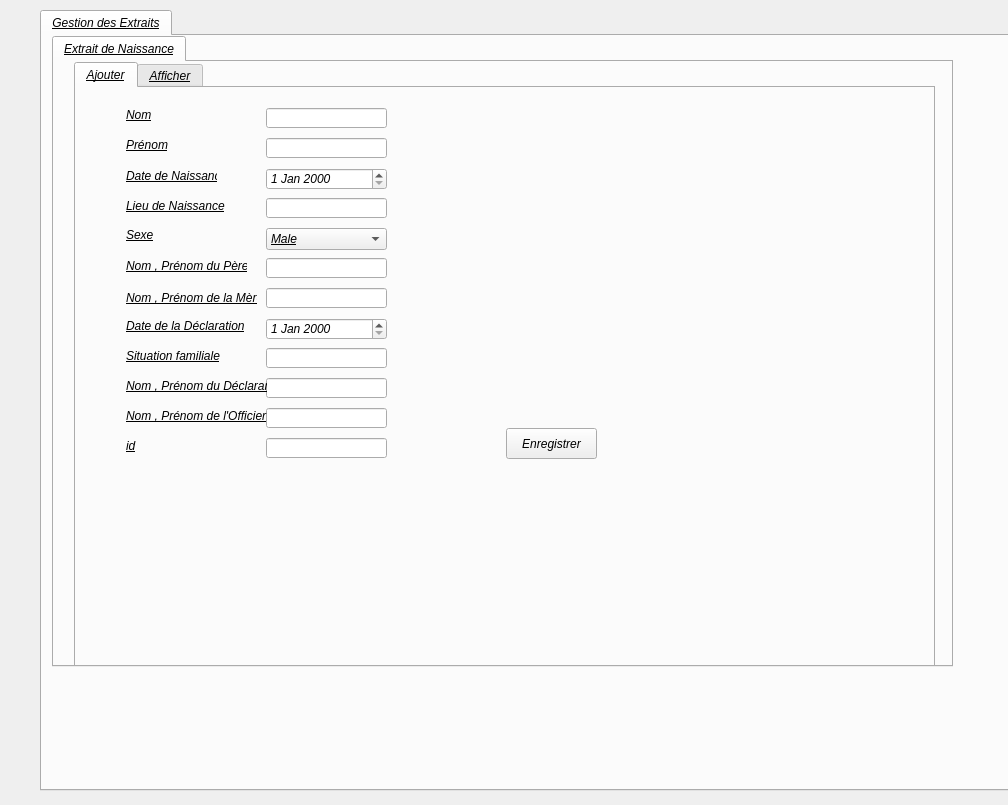
JasserBOUKRYA/PROJET_c-_2a, file projet/interface.ui: the form before one commit.
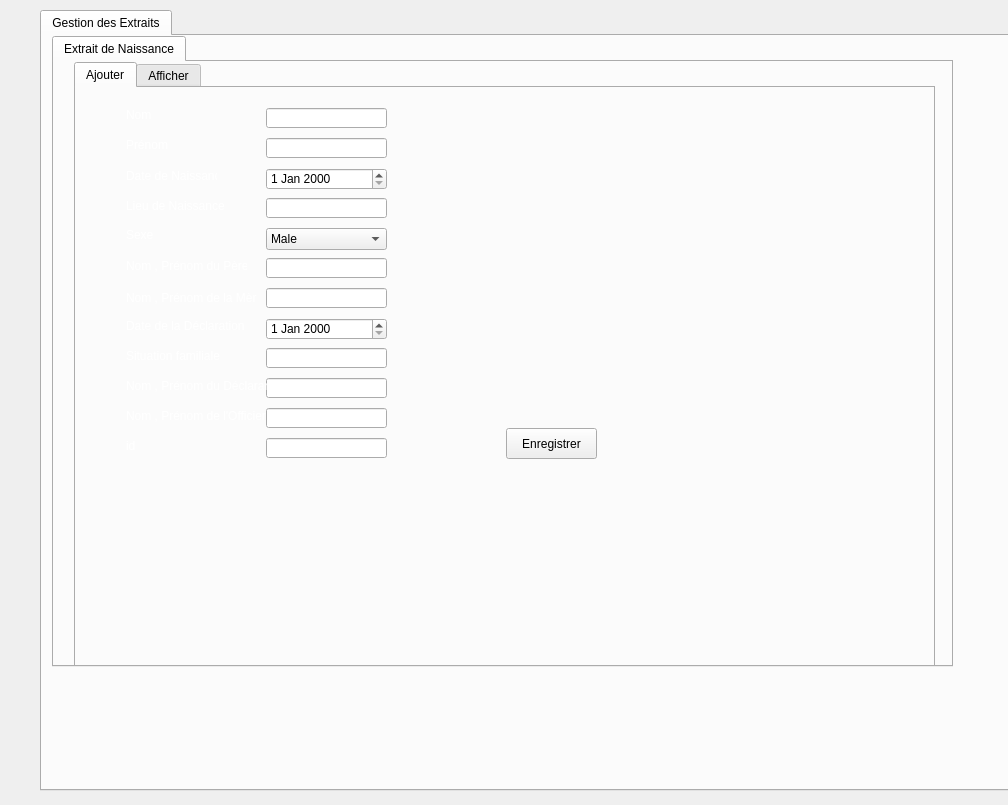
The form after the commit.

What changed in the file:
```diff
--- a/projet/interface.ui
+++ b/projet/interface.ui
@@ -41,9 +41,9 @@
    <property name="font">
     <font>
      <weight>50</weight>
-     <italic>true</italic>
+     <italic>false</italic>
      <bold>false</bold>
-     <underline>true</underline>
+     <underline>false</underline>
      <strikeout>false</strikeout>
      <stylestrategy>PreferDefault</stylestrategy>
     </font>
@@ -97,6 +97,12 @@
        <height>631</height>
       </rect>
      </property>
+     <property name="font">
+      <font>
+       <italic>false</italic>
+       <underline>false</underline>
+      </font>
+     </property>
      <property name="currentIndex">
       <number>0</number>
      </property>
@@ -129,6 +135,12 @@
          <height>621</height>
         </rect>
        </property>
+       <property name="font">
+        <font>
+         <italic>false</italic>
+         <underline>false</underline>
+        </font>
+       </property>
        <property name="currentIndex">
         <number>0</number>
        </property>
@@ -155,8 +167,14 @@
            <height>16</height>
           </rect>
          </property>
+         <property name="font">
+          <font>
+           <italic>false</italic>
+           <underline>false</underline>
+          </font>
+         </property>
          <property name="text">
-          <string>Situation familiale</string>
+          <string>&lt;html&gt;&lt;head/&gt;&lt;body&gt;&lt;p&gt;&lt;span style=&quot; color:#ffffff;&quot;&gt;Situation familiale&lt;/span&gt;&lt;/p&gt;&lt;/body&gt;&lt;/html&gt;</string>
          </property>
         </widget>
         <widget class="QDateEdit" name="le_datenaissance">
@@ -170,6 +188,7 @@
          </property>
          <property name="font">
           <font>
+           <italic>false</italic>
            <underline>false</underline>
           </font>
          </property>
@@ -188,6 +207,7 @@
          </property>
          <property name="font">
           <font>
+           <italic>false</italic>
            <underline>false</underline>
           </font>
          </property>
@@ -204,8 +224,14 @@
            <height>14</height>
           </rect>
          </property>
+         <property name="font">
+          <font>
+           <italic>false</italic>
+           <underline>false</underline>
+          </font>
+         </property>
          <property name="text">
-          <string>Nom</string>
+          <string>&lt;html&gt;&lt;head/&gt;&lt;body&gt;&lt;p&gt;&lt;span style=&quot; color:#ffffff;&quot;&gt;Nom&lt;/span&gt;&lt;/p&gt;&lt;/body&gt;&lt;/html&gt;</string>
          </property>
         </widget>
         <widget class="QLineEdit" name="le_nom">
@@ -239,6 +265,7 @@
          </property>
          <property name="font">
           <font>
+           <italic>false</italic>
            <underline>false</underline>
           </font>
          </property>
@@ -265,8 +292,14 @@
            <height>16</height>
           </rect>
          </property>
+         <property name="font">
+          <font>
+           <italic>false</italic>
+           <underline>false</underline>
+          </font>
+         </property>
          <property name="text">
-          <string>Lieu de Naissance</string>
+          <string>&lt;html&gt;&lt;head/&gt;&lt;body&gt;&lt;p&gt;&lt;span style=&quot; color:#ffffff;&quot;&gt;Lieu de Naissance&lt;/span&gt;&lt;/p&gt;&lt;/body&gt;&lt;/html&gt;</string>
          </property>
         </widget>
         <widget class="QLabel" name="label_8">
@@ -278,8 +311,14 @@
            <height>20</height>
           </rect>
          </property>
+         <property name="font">
+          <font>
+           <italic>false</italic>
+           <underline>false</underline>
+          </font>
+         </property>
          <property name="text">
-          <string>Nom , Prénom de la Mère</string>
+          <string>&lt;html&gt;&lt;head/&gt;&lt;body&gt;&lt;p&gt;&lt;span style=&quot; color:#ffffff;&quot;&gt;Nom , Prénom de la Mère&lt;/span&gt;&lt;/p&gt;&lt;/body&gt;&lt;/html&gt;</string>
          </property>
         </widget>
         <widget class="QLineEdit" name="le_nommere">
@@ -301,8 +340,14 @@
            <height>16</height>
           </rect>
          </property>
+         <property name="font">
+          <font>
+           <italic>false</italic>
+           <underline>false</underline>
+          </font>
+         </property>
          <property name="text">
-          <string>Nom , Prénom du Père</string>
+          <string>&lt;html&gt;&lt;head/&gt;&lt;body&gt;&lt;p&gt;&lt;span style=&quot; color:#ffffff;&quot;&gt;Nom , Prénom du Père&lt;/span&gt;&lt;/p&gt;&lt;/body&gt;&lt;/html&gt;</string>
          </property>
         </widget>
         <widget class="QLineEdit" name="le_nomoff">
@@ -334,8 +379,14 @@
            <height>16</height>
           </rect>
          </property>
+         <property name="font">
+          <font>
+           <italic>false</italic>
+           <underline>false</underline>
+          </font>
+         </property>
          <property name="text">
-          <string>Nom , Prénom du Déclarant</string>
+          <string>&lt;html&gt;&lt;head/&gt;&lt;body&gt;&lt;p&gt;&lt;span style=&quot; color:#ffffff;&quot;&gt;Nom , Prénom du Déclarant&lt;/span&gt;&lt;/p&gt;&lt;/body&gt;&lt;/html&gt;</string>
          </property>
         </widget>
         <widget class="QLabel" name="label_2">
@@ -347,8 +398,14 @@
            <height>14</height>
           </rect>
          </property>
+         <property name="font">
+          <font>
+           <italic>false</italic>
+           <underline>false</underline>
+          </font>
+         </property>
          <property name="text">
-          <string>Prénom</string>
+          <string>&lt;html&gt;&lt;head/&gt;&lt;body&gt;&lt;p&gt;&lt;span style=&quot; color:#ffffff;&quot;&gt;Prénom&lt;/span&gt;&lt;/p&gt;&lt;/body&gt;&lt;/html&gt;</string>
          </property>
         </widget>
         <widget class="QLineEdit" name="le_lieunaissance">
@@ -370,8 +427,14 @@
            <height>16</height>
           </rect>
          </property>
+         <property name="font">
+          <font>
+           <italic>false</italic>
+           <underline>false</underline>
+          </font>
+         </property>
          <property name="text">
-          <string>Date de Naissance</string>
+          <string>&lt;html&gt;&lt;head/&gt;&lt;body&gt;&lt;p&gt;&lt;span style=&quot; color:#ffffff;&quot;&gt;Date de Naissance&lt;/span&gt;&lt;/p&gt;&lt;/body&gt;&lt;/html&gt;</string>
          </property>
         </widget>
         <widget class="QLabel" name="label_11">
@@ -383,8 +446,14 @@
            <height>16</height>
           </rect>
          </property>
+         <property name="font">
+          <font>
+           <italic>false</italic>
+           <underline>false</underline>
+          </font>
+         </property>
          <property name="text">
-          <string>Nom , Prénom de l'Officier</string>
+          <string>&lt;html&gt;&lt;head/&gt;&lt;body&gt;&lt;p&gt;&lt;span style=&quot; color:#ffffff;&quot;&gt;Nom , Prénom de l'Officier&lt;/span&gt;&lt;/p&gt;&lt;/body&gt;&lt;/html&gt;</string>
          </property>
         </widget>
         <widget class="QLabel" name="le_id">
@@ -396,8 +465,14 @@
            <height>16</height>
           </rect>
          </property>
+         <property name="font">
+          <font>
+           <italic>false</italic>
+           <underline>false</underline>
+          </font>
+         </property>
          <property name="text">
-          <string>id</string>
+          <string>&lt;html&gt;&lt;head/&gt;&lt;body&gt;&lt;p&gt;&lt;span style=&quot; color:#ffffff;&quot;&gt;id&lt;/span&gt;&lt;/p&gt;&lt;/body&gt;&lt;/html&gt;</string>
          </property>
         </widget>
         <widget class="QLabel" name="label_9">
@@ -409,8 +484,14 @@
            <height>16</height>
           </rect>
          </property>
+         <property name="font">
+          <font>
+           <italic>false</italic>
+           <underline>false</underline>
+          </font>
+         </property>
          <property name="text">
-          <string>Date de la Déclaration</string>
+          <string>&lt;html&gt;&lt;head/&gt;&lt;body&gt;&lt;p&gt;&lt;span style=&quot; color:#ffffff;&quot;&gt;Date de la Déclaration&lt;/span&gt;&lt;/p&gt;&lt;/body&gt;&lt;/html&gt;</string>
          </property>
         </widget>
         <widget class="QLabel" name="le_sexe">
@@ -422,8 +503,14 @@
            <height>14</height>
           </rect>
          </property>
+         <property name="font">
+          <font>
+           <italic>false</italic>
+           <underline>false</underline>
+          </font>
+         </property>
          <property name="text">
-          <string>Sexe</string>
+          <string>&lt;html&gt;&lt;head/&gt;&lt;body&gt;&lt;p&gt;&lt;span style=&quot; color:#ffffff;&quot;&gt;Sexe&lt;/span&gt;&lt;/p&gt;&lt;/body&gt;&lt;/html&gt;</string>
          </property>
         </widget>
         <widget class="QLineEdit" name="le_situationf">
@@ -448,6 +535,12 @@
            <height>22</height>
           </rect>
          </property>
+         <property name="font">
+          <font>
+           <italic>false</italic>
+           <underline>false</underline>
+          </font>
+         </property>
          <item>
           <property name="text">
            <string>Male</string>
```
Left out of the diff: 26 changed lines with no effect on the pictures.
